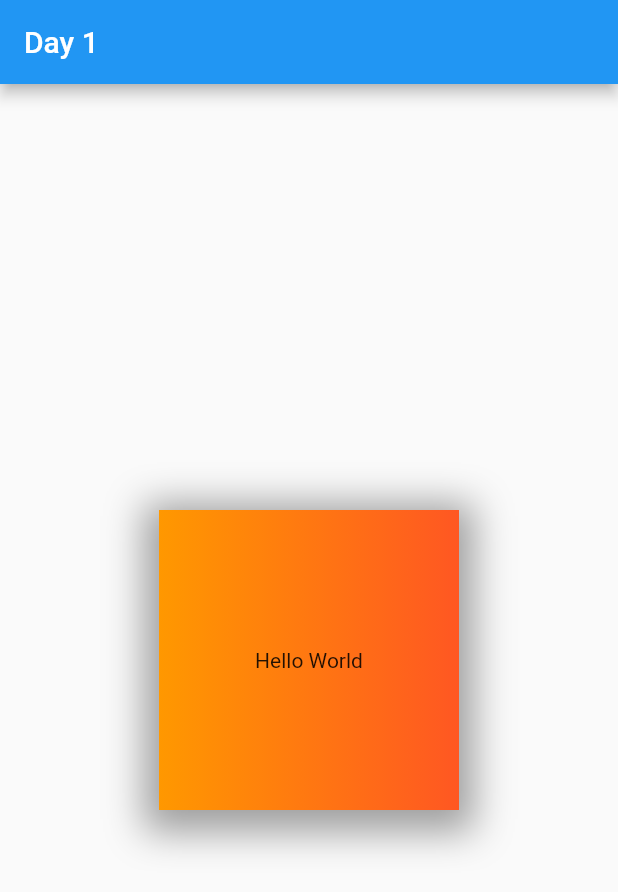
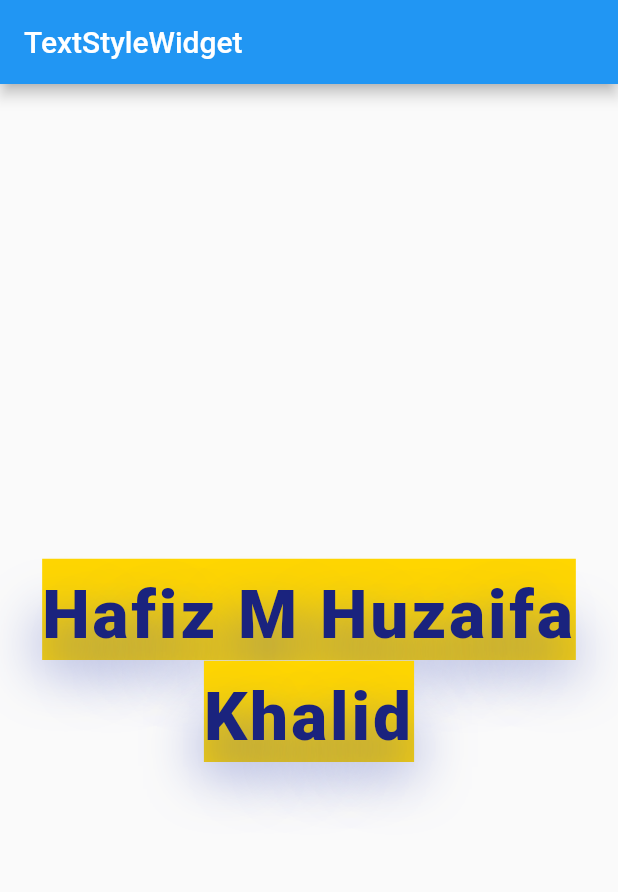
Before and after one commit to huzaifa215/7daysflutterchallenage, a Flutter app: the screen it shows after launch, on a phone screen of 412 x 824 dp. Shown: the top 892 px of the screen. Run offline on Flutter 3.47's test engine with Material 2 defaults, Android fonts, the phone set to English and light mode, and no system bars.

Commit message:
Cilprrect hero and the textStyle widget

```diff
--- a/container1day/lib/main.dart
+++ b/container1day/lib/main.dart
@@ -1,3 +1,5 @@
+import 'package:container1day/secondScreen.dart';
+import 'package:container1day/textStyleWidget.dart';
 import 'package:flutter/cupertino.dart';
 import 'package:flutter/material.dart';
 
@@ -15,7 +17,7 @@ class MyApp extends StatelessWidget {
       theme: ThemeData(
         primarySwatch: Colors.blue,
       ),
-      home: MyHomePage(title: 'Flutter Demo Home Page'),
+      home: TextStyleWidget()//MyHomePage(title: 'Flutter Demo Home Page'),
     );
   }
 }
@@ -38,33 +40,47 @@ class _MyHomePageState extends State<MyHomePage> {
       appBar: AppBar(
         title: Text("Day 1 "),
       ),
-      body:Center(
+      // body:
+      body:Column(
+        children: [
+          Padding(
+            padding: EdgeInsets.all(23),
+            child: Text("A Widget cn be anything like image and container etc",style: TextStyle(
+              fontSize: 24,
+            ),
+            ),
+          ),
+          SizedBox(height: 20,),
+          Hero(// keh ap ne jis widget pe animation dene he usko hero tag dena or us se dosare widget tk aninmation ke lia os dosare widget ko same animaton tag dena
+            tag: 'tag',
+
+            child: ClipRRect(
+              borderRadius: BorderRadius.circular(25),
               child: Container(
-          height:200,
-          width: 200,
-          padding: EdgeInsets.all(20),
-          margin: EdgeInsets.all(20),
+                height: 300,
+                width: 300,
                 alignment: Alignment.center,
                 decoration: BoxDecoration(
-            // color: Colors.deepOrange,
+                  //borderRadius: BorderRadius.circular(30),
                   gradient: LinearGradient(
                     colors: [
-             Colors.orange,
-             Colors.deepOrange,
-             ],
-           ),
-           boxShadow: [
-             BoxShadow(
-               spreadRadius: 10,
-               blurRadius: 20,
-               color: Colors.grey,
-               offset: Offset(0,5),
-             ),
+                      Colors.lightBlue,
+                      Colors.blue
                     ]
-          ),
-          child: Text("Hello World"),
+                  )
                 ),
               ),
+            ),
+          ),
+          SizedBox(height: 50,),
+          RaisedButton(onPressed: (){
+            Navigator.push(
+              context,
+              MaterialPageRoute(builder: (context) => SecondScreen()),
+            );
+          },child: Text("Second Section"),color: Colors.lightBlue,)
+        ],
+      )
     );
   }
 }
--- /dev/null
+++ b/container1day/lib/textStyleWidget.dart
@@ -0,0 +1,33 @@
+import 'package:flutter/material.dart';
+class TextStyleWidget extends StatelessWidget {
+
+
+  @override
+  Widget build(BuildContext context) {
+    return Scaffold(
+      appBar: AppBar(
+        title: Text("TextStyleWidget"),
+      ),
+      body:Center(
+        child: Text("Hafiz M Huzaifa Khalid ",
+        textAlign: TextAlign.center,
+        style: TextStyle(
+        fontSize: 45,
+          fontWeight: FontWeight.w900,
+          color: Colors.indigo.shade900,
+          height: 1.5,
+          backgroundColor: Colors.yellowAccent.shade700,
+          letterSpacing: 2,
+          shadows: [
+            Shadow(
+              color: Colors.indigo,
+              blurRadius: 50,
+              offset: Offset(0,20),
+            ),
+          ]
+        ),
+        ),
+      )
+    );
+  }
+}
```
Also changed, not shown: container1day/lib/secondScreen.dart (added, +33 -0 lines). Lines whose indentation alone changed are shown as unchanged.
